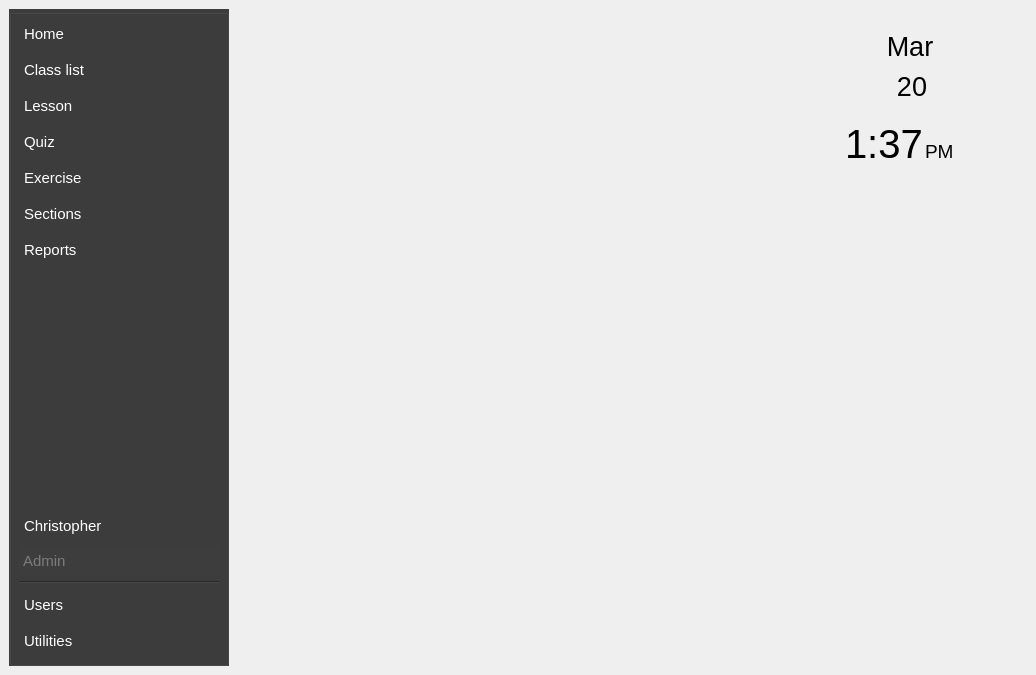
Qt form CAI_System_Qt/CAI_Admin/UI/FormHome.ui (CPG19040/CPG19040) before a commit.
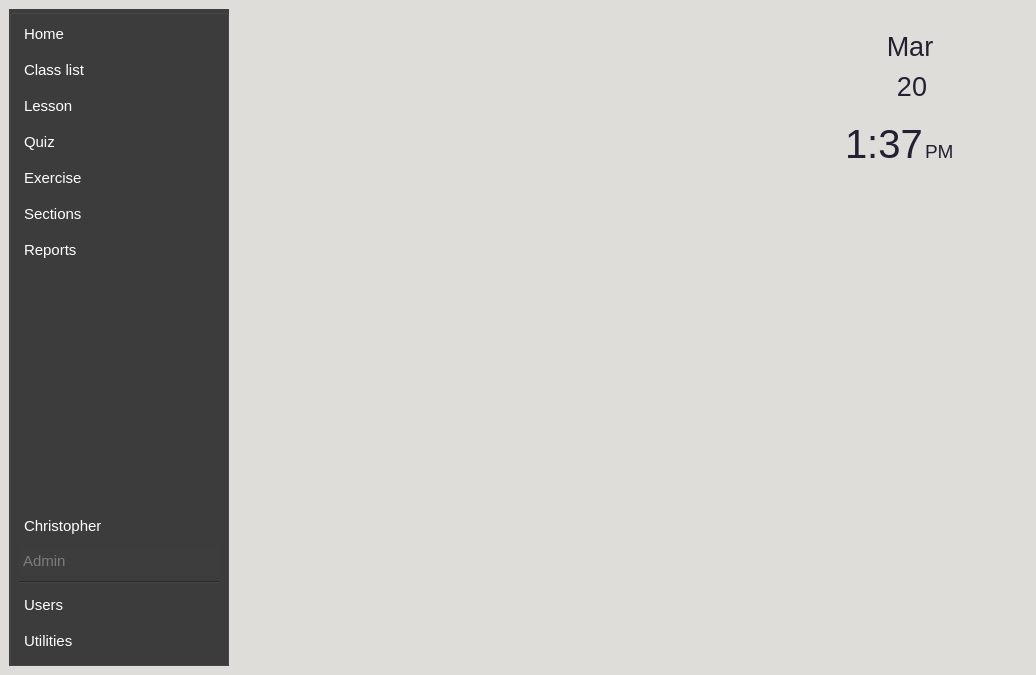
The same form after that commit. Icons and pictures are not drawn.

Diff of the .ui file:
```diff
--- a/CAI_System_Qt/CAI_Admin/UI/FormHome.ui
+++ b/CAI_System_Qt/CAI_Admin/UI/FormHome.ui
@@ -25,6 +25,9 @@
   <property name="windowTitle">
    <string>MainWindow</string>
   </property>
+  <property name="styleSheet">
+   <string notr="true">QMainWindow {background-color: rgb(222, 221, 218);}</string>
+  </property>
   <widget class="QWidget" name="centralwidget">
    <property name="styleSheet">
     <string notr="true">padding: 0px;
@@ -602,6 +605,9 @@
           <pointsize>14</pointsize>
          </font>
         </property>
+        <property name="styleSheet">
+         <string notr="true">QLabel { color: rgb(36, 31, 49);}</string>
+        </property>
         <property name="text">
          <string>PM</string>
         </property>
@@ -620,6 +626,9 @@
           <pointsize>20</pointsize>
          </font>
         </property>
+        <property name="styleSheet">
+         <string notr="true">QLabel { color: rgb(36, 31, 49);}</string>
+        </property>
         <property name="text">
          <string>Mar</string>
         </property>
@@ -641,6 +650,9 @@
           <pointsize>20</pointsize>
          </font>
         </property>
+        <property name="styleSheet">
+         <string notr="true">QLabel { color: rgb(36, 31, 49);}</string>
+        </property>
         <property name="text">
          <string>20</string>
         </property>
@@ -662,6 +674,9 @@
           <pointsize>30</pointsize>
          </font>
         </property>
+        <property name="styleSheet">
+         <string notr="true">QLabel { color: rgb(36, 31, 49);}</string>
+        </property>
         <property name="text">
          <string>1:37</string>
         </property>
```
Left out of the diff: 6 changed lines with no effect on the pictures.
